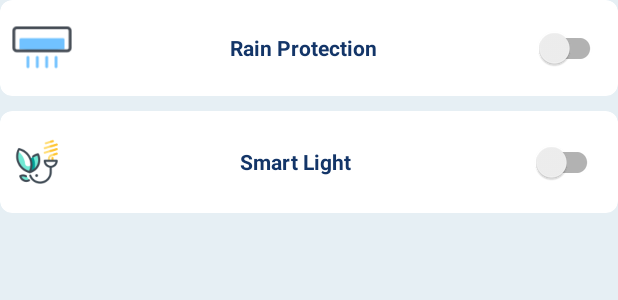
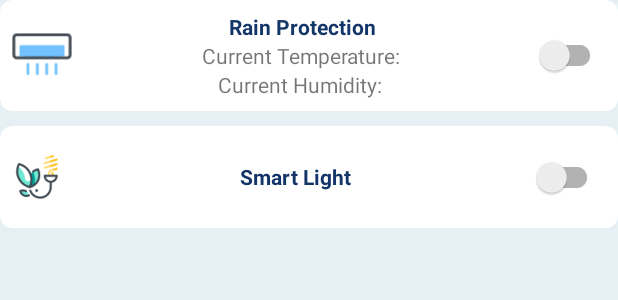
Before and after one commit to YuLiangGoh/SmartHome, an Android app: the layout activity_balcony.xml on its own in the app's theme, with its tools: preview values and no code run, on a phone screen of 412 x 824 dp. Shown: the top 300 px of the screen. Run offline under Robolectric (Android 15) with nearby library versions, the phone set to English and light mode, and no system bars; plain views replace SwitchButton.

Commit message:
update balcony

```diff
--- a/app/src/main/res/layout/activity_balcony.xml
+++ b/app/src/main/res/layout/activity_balcony.xml
@@ -29,27 +29,54 @@
                         android:background="@drawable/air_cond_icon"
                         />
 
+                    <LinearLayout
+                        android:layout_width="match_parent"
+                        android:layout_height="wrap_content"
+                        android:layout_toRightOf="@id/rain_protection_icon"
+                        android:layout_toLeftOf="@+id/rain_protection_switch"
+                        android:orientation="vertical"
+                        android:layout_centerVertical="true">
+
                         <TextView
                             android:id="@+id/rain_protection_title"
-                        android:layout_width="match_parent"
+                            android:layout_width="wrap_content"
                             android:layout_height="wrap_content"
-                        android:layout_toRightOf="@+id/rain_protection_icon"
-                        android:layout_toLeftOf="@id/rain_protection_switch"
-                        android:layout_centerVertical="true"
                             android:text="Rain Protection"
                             android:textSize="14sp"
-                        android:textColor="@color/primaryColor"
                             android:textStyle="bold"
                             android:textAlignment="center"
-                        android:layout_marginTop="12dp"
+                            android:layout_gravity="center"
+                            android:textColor="@color/primaryColor"
                             />
+                        <TextView
+                            android:id="@+id/temperature_desc"
+                            android:layout_width="wrap_content"
+                            android:layout_height="wrap_content"
+                            android:text="Current Temperature: "
+                            android:textSize="14sp"
+                            android:textAlignment="center"
+                            android:layout_gravity="center"
+                            />
+
+                        <TextView
+                            android:id="@+id/humidity_desc"
+                            android:layout_width="wrap_content"
+                            android:layout_height="wrap_content"
+                            android:text="Current Humidity: "
+                            android:textSize="14sp"
+                            android:textAlignment="center"
+                            android:layout_gravity="center"
+                            />
+
+                    </LinearLayout>
 
                     <com.suke.widget.SwitchButton
                         android:id="@+id/rain_protection_switch"
                         android:layout_width="wrap_content"
                         android:layout_height="wrap_content"
                         android:layout_alignParentEnd="true"
-                        app:sb_checked_color="@color/primaryColor" />
+                        app:sb_checked_color="@color/primaryColor"
+                        android:layout_centerVertical="true"/>
 
                 </RelativeLayout>
 
```
Also changed, not shown: app/src/main/java/com/example/smarthome/Balcony.java (+76 -0 lines). Lines whose indentation alone changed are shown as unchanged.
